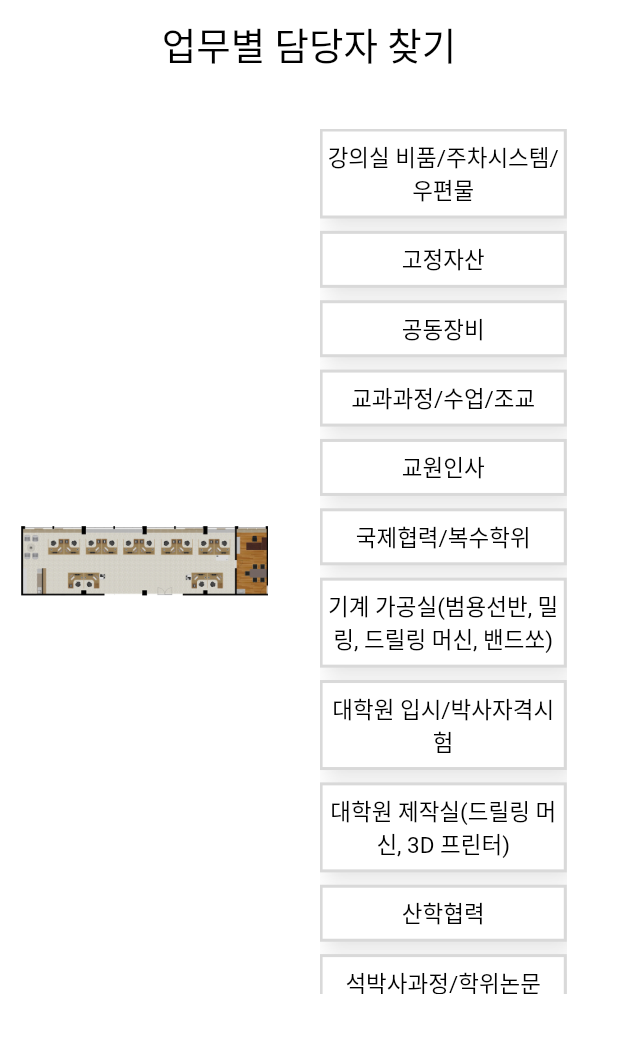
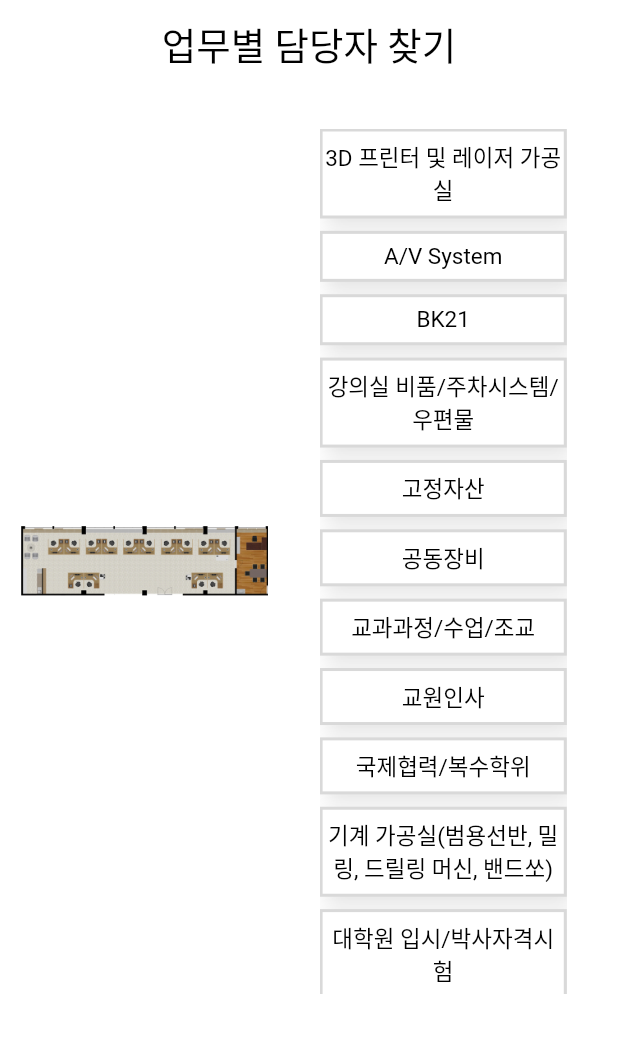
Before and after one commit to kjy2844/kaist-ME-office, a Flutter app: the screen it shows after launch, after a tap on "업무별 담당자 찾기", on a phone screen of 412 x 824 dp, the part 56-1109 px from its top. Run offline on Flutter 3.47's test engine with Material 2 defaults, Android fonts, the phone set to English and light mode, and no system bars.

Commit message:
🔧Fix unsorted, missing, changed data

```diff
--- a/assets/json/documents_data.json
+++ b/assets/json/documents_data.json
@@ -227,12 +227,12 @@
   {
     "title_kor": "세미나개최보고서(BK21)",
     "title_eng": "Seminar holding report (BK)",
-  "people": [{"name": "박은혜", "image":  "park_eunhye.png"}]
+  "people": [{"name": "박은혜", "image":  "park_eunhye.png"}, {"name": "김가희", "image":  "kim_kahee.png"}]
   },
   {
     "title_kor": "세미나개최신청서(BK21)",
     "title_eng": "Seminar application form (BK)",
-  "people": [{"name": "박은혜", "image":  "park_eunhye.png"}]
+  "people": [{"name": "박은혜", "image":  "park_eunhye.png"}, {"name": "김가희", "image":  "kim_kahee.png"}]
   },
   {
     "title_kor": "시설사용 신청서",
@@ -282,12 +282,12 @@
   {
     "title_kor": "장/단기해외연수 결과보고서",
     "title_eng": "Long/Short-Term Overseas Training Result Report",
-  "people": [{"name": "박은혜", "image":  "park_eunhye.png"}]
+  "people": [{"name": "박은혜", "image":  "park_eunhye.png"}, {"name": "김가희", "image":  "kim_kahee.png"}]
   },
   {
     "title_kor": "장/단기해외연수 신청서",
     "title_eng": "Application for long/short-term overseas training",
-  "people": [{"name": "박은혜", "image":  "park_eunhye.png"}]
+  "people": [{"name": "박은혜", "image":  "park_eunhye.png"}, {"name": "김가희", "image":  "kim_kahee.png"}]
   },
   {
     "title_kor": "재입학원",
@@ -302,12 +302,12 @@
   {
     "title_kor": "전문가활용보고서(BK21)",
     "title_eng": "Expert Utilization Report (BK)",
-  "people": [{"name": "박은혜", "image":  "park_eunhye.png"}]
+  "people": [{"name": "박은혜", "image":  "park_eunhye.png"}, {"name": "김가희", "image":  "kim_kahee.png"}]
   },
   {
     "title_kor": "전문가활용신청서(BK21)",
     "title_eng": "Expert Utilization Application (BK)",
-  "people": [{"name": "박은혜", "image":  "park_eunhye.png"}]
+  "people": [{"name": "박은혜", "image":  "park_eunhye.png"}, {"name": "김가희", "image":  "kim_kahee.png"}]
   },
   {
     "title_kor": "전문연구요원 서류",
@@ -365,7 +365,7 @@
   "people": [{"name": "범진웅", "image":  "beom_jinwoong.png"}]
   },
   {
-    "title_kor": "학생 과외활동 신청서",
+    "title_kor": "학생 영리활동 신청서",
     "title_eng": "Application for Student For-Profit Activities of Students",
   "people": [{"name": "이동현", "image":  "lee_donghyun.png"}]
   },
@@ -382,7 +382,7 @@
   {
     "title_kor": "BK국내특허 출원(등록) 신청서",
     "title_eng": "BK domestic patent application (registration)",
-  "people": [{"name": "박은혜", "image":  "park_eunhye.png"}]
+  "people": [{"name": "박은혜", "image":  "park_eunhye.png"}, {"name": "김가희", "image":  "kim_kahee.png"}]
   },
   {
     "title_kor" : "KAIST 외국협력대학 파견학생 서약서",
--- a/assets/json/works_data.json
+++ b/assets/json/works_data.json
@@ -134,8 +134,13 @@
     "people": [{"name": "한동희", "image":  "han_donghee.png"}]
   },
   {
-    "title_kor": "BK21/전문연구요원",
-    "title_eng": "BK21/Expert Research Personnel",
+    "title_kor": "BK21",
+    "title_eng": "BK21",
+    "people": [{"name": "박은혜", "image":  "park_eunhye.png"}, {"name": "김가희", "image":  "kim_kahee.png"}]
+  },
+  {
+    "title_kor": "전문연구요원",
+    "title_eng": "Expert Research Personnel",
     "people": [{"name": "박은혜", "image":  "park_eunhye.png"}]
   }
 ]
--- a/lib/modules/find_by_work/works.dart
+++ b/lib/modules/find_by_work/works.dart
@@ -48,6 +48,12 @@
     this.worksWithPeople =
         data.map<Work>((json) => Work.fromJson(json)).toList();
 
+    if (Language.curLang == LanguageType.Kor) {
+      this.worksWithPeople.sort((a, b) => a.title_kor.compareTo(b.title_kor));
+    } else if (Language.curLang == LanguageType.Eng) {
+      this.worksWithPeople.sort((a, b) => a.title_eng.compareTo(b.title_eng));
+    }
+
     return this.worksWithPeople;
   }
 
```
Also changed, not shown: lib/modules/find_by_document/documents.dart (+6 -9 lines), assets/images/kim_kahee.png (added).
